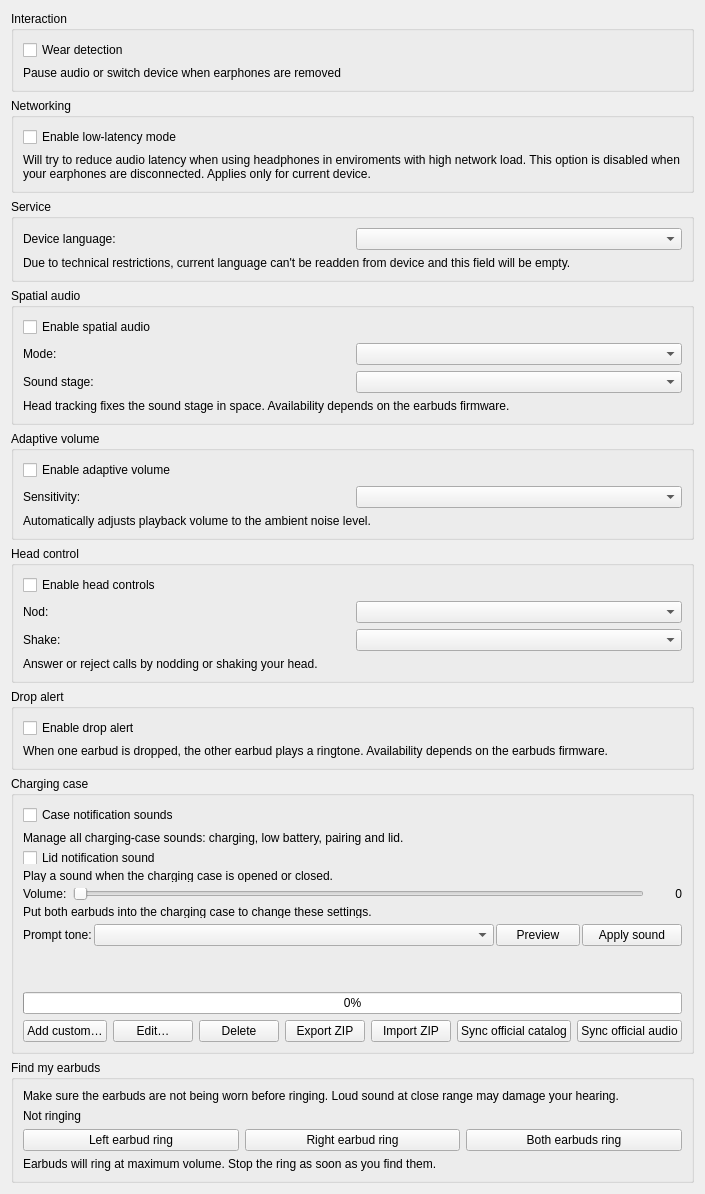
Above: openfreebuds_qt/designer/device_other.ui from melianmiko/OpenFreebuds before the change. Below: the same form after it.
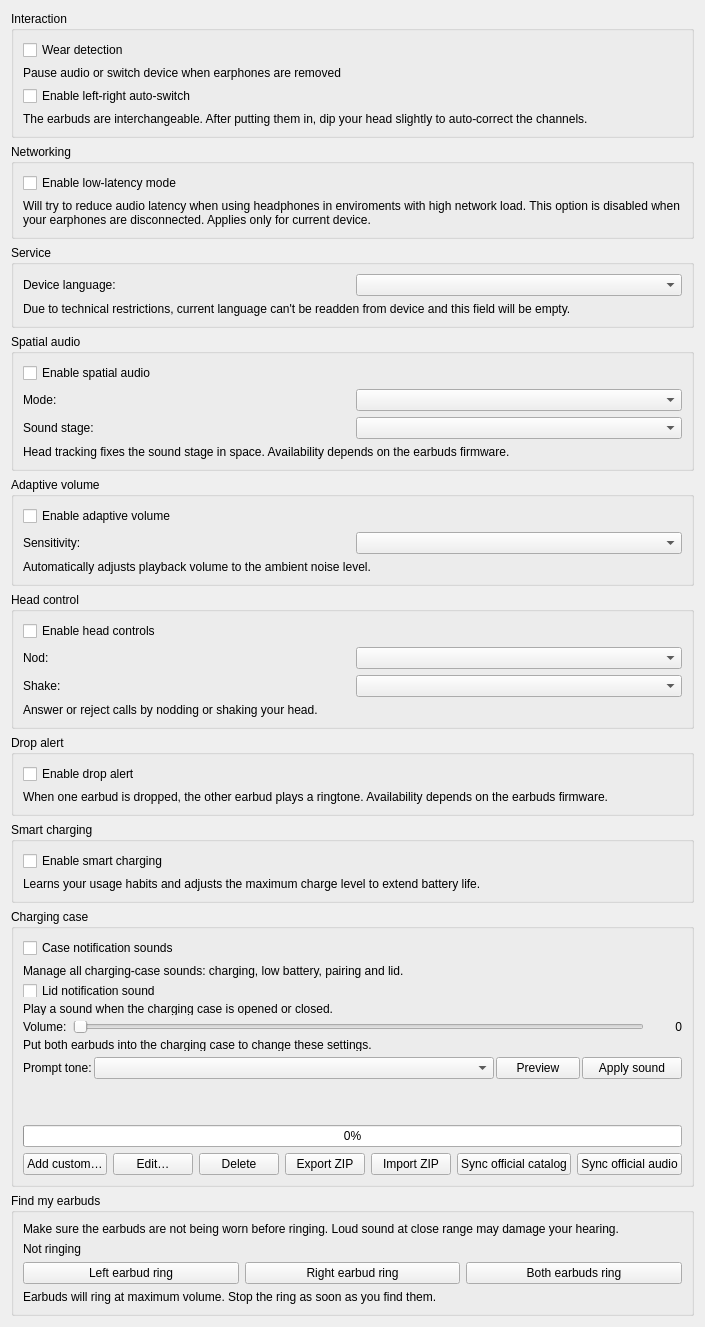
That is the form after the change.

Commit message:
Add left-right auto switch and W Buds driver
Mount the 0x2B9A left/right auto-switch handler on FreeClip, FreeClip 2/2 S and a new W Buds 1/2 minimal driver, with response-gated visibility. Add the Interaction UI toggle, seven-language translations, handler/driver/i18n tests and capability docs. Also include the pending smart-charge and Neo drop-reminder work from the same branch.

The edit to the form file:
```diff
--- a/openfreebuds_qt/designer/device_other.ui
+++ b/openfreebuds_qt/designer/device_other.ui
@@ -43,6 +43,23 @@
         </property>
        </widget>
       </item>
+      <item>
+       <widget class="QCheckBox" name="left_right_auto_toggle">
+        <property name="text">
+         <string>Enable left-right auto-switch</string>
+        </property>
+       </widget>
+      </item>
+      <item>
+       <widget class="QLabel" name="left_right_auto_hint">
+        <property name="text">
+         <string>The earbuds are interchangeable. After putting them in, dip your head slightly to auto-correct the channels.</string>
+        </property>
+        <property name="wordWrap">
+         <bool>true</bool>
+        </property>
+       </widget>
+      </item>
      </layout>
     </widget>
    </item>
@@ -309,6 +326,32 @@
      </layout>
     </widget>
    </item>
+   <item>
+    <widget class="QGroupBox" name="smart_charge_root">
+     <property name="title">
+      <string>Smart charging</string>
+     </property>
+     <layout class="QVBoxLayout" name="verticalLayout_smart_charge">
+      <item>
+       <widget class="QCheckBox" name="smart_charge_toggle">
+        <property name="text">
+         <string>Enable smart charging</string>
+        </property>
+       </widget>
+      </item>
+      <item>
+       <widget class="QLabel" name="smart_charge_hint">
+        <property name="text">
+         <string>Learns your usage habits and adjusts the maximum charge level to extend battery life.</string>
+        </property>
+        <property name="wordWrap">
+         <bool>true</bool>
+        </property>
+       </widget>
+      </item>
+     </layout>
+    </widget>
+   </item>
    <item>
     <widget class="QGroupBox" name="box_tone_root">
      <property name="title">
```
The commit also changes 30 other files.
